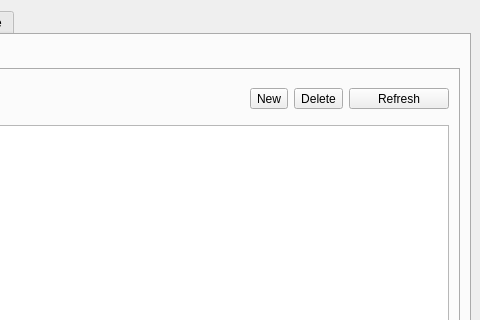
This is btrfs-assistant.ui in nexusriot/btrfs-assistant as Qt 5 draws it before an edit; both pictures show x 466 to 946 and y 0 to 320 of the 946 by 717 pixel window. The edited form follows.
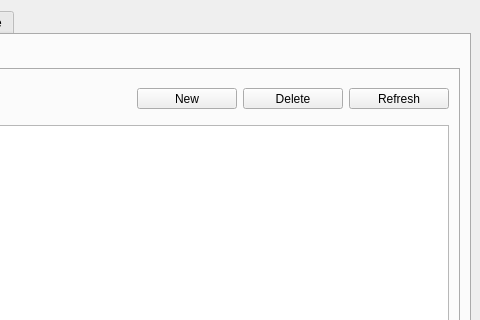
This is the edited form. The open tabs and pages were chosen to show the change. Icons and pictures are not drawn.

Commit message: Give buttons a minimum width

Diff of the .ui file:
```diff
--- a/btrfs-assistant.ui
+++ b/btrfs-assistant.ui
@@ -635,6 +635,12 @@
                </item>
                <item>
                 <widget class="QToolButton" name="pushButton_snapperCreate">
+                 <property name="minimumSize">
+                  <size>
+                   <width>100</width>
+                   <height>0</height>
+                  </size>
+                 </property>
                  <property name="text">
                   <string>New</string>
                  </property>
@@ -649,6 +655,12 @@
                </item>
                <item>
                 <widget class="QToolButton" name="pushButton_snapperDelete">
+                 <property name="minimumSize">
+                  <size>
+                   <width>100</width>
+                   <height>0</height>
+                  </size>
+                 </property>
                  <property name="text">
                   <string>Delete</string>
                  </property>
```
Left out of the diff: 18 changed lines with no effect on the pictures.
